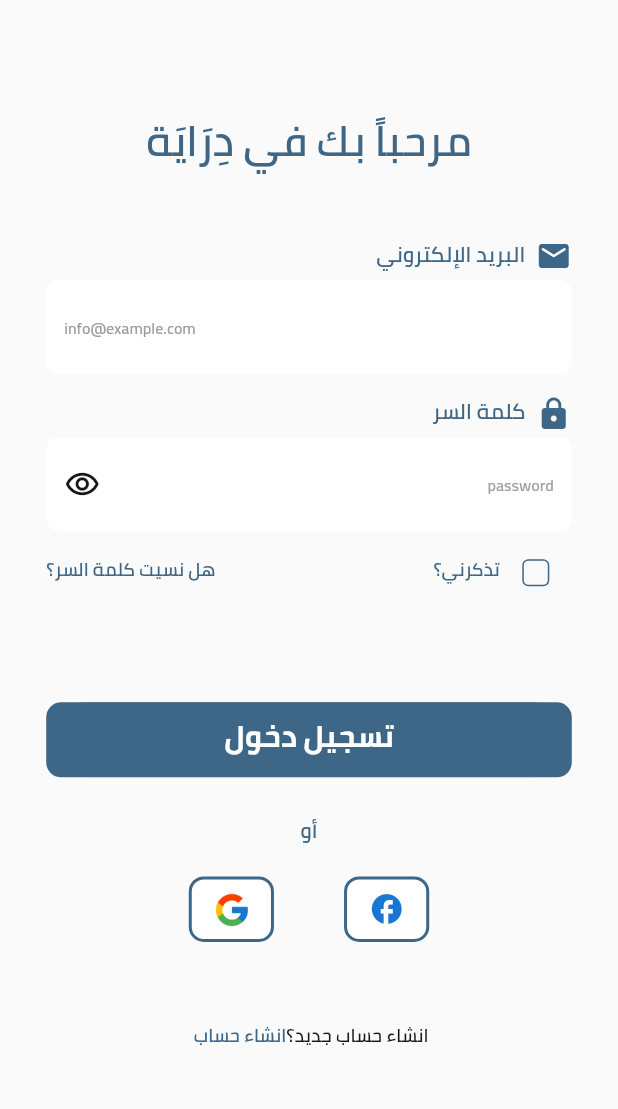
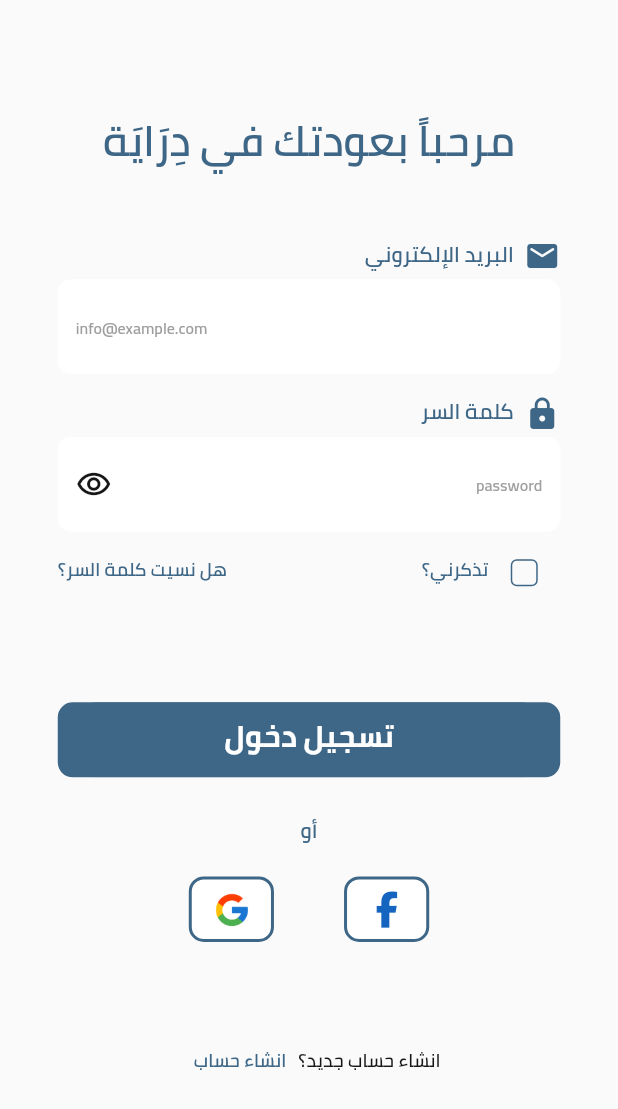
Before and after one commit to ahmedhany20200050/deraya, a Flutter app: the screen it shows after launch, on a phone screen of 412 x 824 dp. Shown: the top 1109 px of the screen. Run offline on Flutter 3.47's test engine with Material 2 defaults, Android fonts, the phone set to English and light mode, and no system bars; our stand-ins replace bloc, easy_localization, flutter_bloc, flutter_screenutil, font_awesome_flutter, hive_flutter; accounts and stored records are empty.

Commit message:
finish register screen

```diff
--- a/assets/language/ar-EG.json
+++ b/assets/language/ar-EG.json
@@ -1,11 +1,15 @@
 {
   "login": "تسجيل دخول"
 , "email": "البريد الإلكتروني"
+, "user name": " اسم المستخدم"
 , "password": "كلمة السر"
+, "confirm password": "تأكيد كلمة السر"
 , "rememberMe": "تذكرني؟"
 , "forget password": "هل نسيت كلمة السر؟"
+, "welcome back": "مرحباً بعودتك في دِرَايَة"
 , "welcome": "مرحباً بك في دِرَايَة"
 , "or": "أو"
 , "create new account?": "انشاء حساب جديد؟"
+, "have an account?": "هل لديك حساب؟"
 , "create account": "انشاء حساب "
 }
--- a/lib/presentation/screens/login/login_screen.dart
+++ b/lib/presentation/screens/login/login_screen.dart
@@ -4,10 +4,12 @@ import 'package:deraya_application/presentation/components/button_widget.dart';
 import 'package:deraya_application/presentation/components/text_form_field.dart';
 import 'package:deraya_application/presentation/components/text_widget.dart';
 import 'package:deraya_application/presentation/screens/login/cubit/login_cubit.dart';
+import 'package:deraya_application/presentation/screens/login/register.dart';
 import 'package:easy_localization/easy_localization.dart';
 import 'package:flutter/material.dart';
 import 'package:flutter_bloc/flutter_bloc.dart';
 import 'package:flutter_screenutil/flutter_screenutil.dart';
+import 'package:font_awesome_flutter/font_awesome_flutter.dart';
 
 class LoginScreen extends StatelessWidget {
   const LoginScreen({super.key});
@@ -25,11 +27,11 @@ class LoginScreen extends StatelessWidget {
           return Scaffold(
             body:SingleChildScrollView(
               child: Padding(
-                padding:  EdgeInsets.symmetric(horizontal: 32.w),
+                padding:  EdgeInsets.symmetric(horizontal: 40.w),
                 child: Column(
                   children: [
                      SizedBox(height: 90.h,),
-                    TextWidget(title: 'welcome'.tr(),fontSize: 31.69.sp,fontWeight:FontWeight.w600,color: ColorsManger.primary,),
+                    TextWidget(title: 'welcome back'.tr(),fontSize: 31.69.sp,fontWeight:FontWeight.w600,color: ColorsManger.primary,),
                      SizedBox(height: 50.h,),
                     Row(
                       mainAxisAlignment: MainAxisAlignment.start,
@@ -95,19 +97,9 @@ class LoginScreen extends StatelessWidget {
                     Row(
                       mainAxisAlignment: MainAxisAlignment.center,
                       children: [
-                        Container(
-                          height: 49.h,
-                          width: 59.w,
-                          alignment: Alignment.center,
-                          decoration:  BoxDecoration(
-                            borderRadius: BorderRadius.circular(10),
-                            border: const Border.fromBorderSide(BorderSide(color:ColorsManger.primary,width: 2 )),
-                            color: Colors.white,
-                          ),
-                          child: Icon(Icons.facebook_rounded,color: Colors.blue.shade700,)
-                        ),
+                        const FacebookIcon(),
                         SizedBox(width: 48.53.w,),
-                        const GoogleButton(),
+                        const GoogleIcon(),
                       ],
                     ),
                     SizedBox(height: 63.59.h,),
@@ -115,7 +107,12 @@ class LoginScreen extends StatelessWidget {
                       mainAxisAlignment: MainAxisAlignment.center,
                       children: [
                         TextWidget(title: 'create new account?'.tr(),color: ColorsManger.blackColor,fontSize: 14.sp,fontWeight: FontWeight.w400),
-                        TextWidget(title: 'create account'.tr(),color: ColorsManger.primary,fontSize: 14.sp,fontWeight: FontWeight.w400),
+                        TextButton(
+                            onPressed: (){
+                              // navigate to register screen
+                              Navigator.of(context).push(MaterialPageRoute(builder: (context)=> const RegisterScreen() , ),);
+                            },
+                            child: TextWidget(title: 'create account'.tr(),color: ColorsManger.primary,fontSize: 14.sp,fontWeight: FontWeight.w400)),
                       ],
                     ),
                   ],
@@ -129,8 +126,29 @@ class LoginScreen extends StatelessWidget {
   }
 }
 
-class GoogleButton extends StatelessWidget {
-  const GoogleButton({
+class FacebookIcon extends StatelessWidget {
+  const FacebookIcon({
+    super.key,
+  });
+
+  @override
+  Widget build(BuildContext context) {
+    return Container(
+      height: 49.h,
+      width: 59.w,
+      alignment: Alignment.center,
+      decoration:  BoxDecoration(
+        borderRadius: BorderRadius.circular(10),
+        border: const Border.fromBorderSide(BorderSide(color:ColorsManger.primary,width: 2 )),
+        color: Colors.white,
+      ),
+      child: Icon(FontAwesomeIcons.facebookF,color: Colors.blue.shade800,)
+    );
+  }
+}
+
+class GoogleIcon extends StatelessWidget {
+  const GoogleIcon({
     super.key,
   });
 
--- a/pubspec.yaml
+++ b/pubspec.yaml
@@ -24,6 +24,7 @@ dependencies:
   hive: ^2.2.3
   hive_flutter:
   easy_localization: ^3.0.2
+  font_awesome_flutter: ^10.5.0
 
 
 
```
Also changed, not shown: assets/language/en-US.json (+7 -3 lines), lib/presentation/screens/login/register.dart (added, +178 -0 lines), pubspec.lock.
